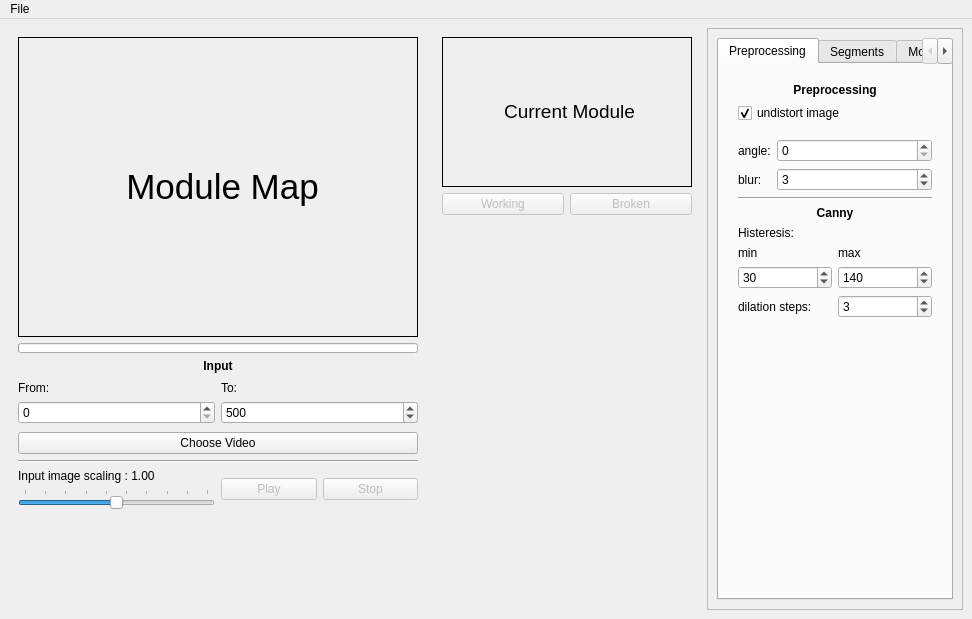
This is gui/design/create_dataset_gui.ui in cdeldon/thermography as Qt 5 draws it before an edit. The edited form follows.
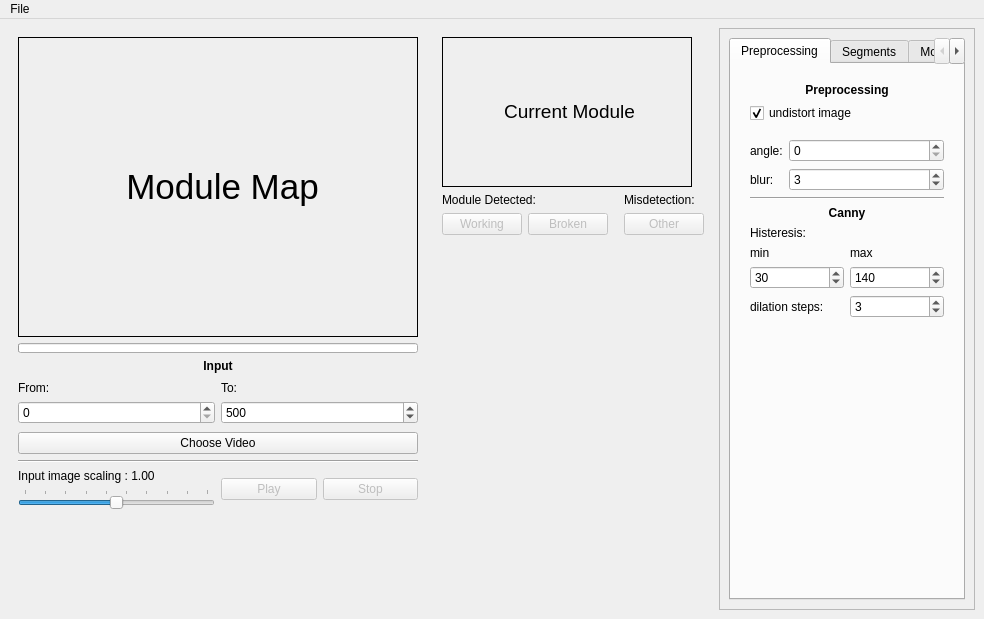
This is the edited form. Icons and pictures are not drawn.

Commit message: Added misdetection button

Diff of the .ui file:
```diff
--- a/gui/design/create_dataset_gui.ui
+++ b/gui/design/create_dataset_gui.ui
@@ -463,6 +463,17 @@
        <item>
         <layout class="QHBoxLayout" name="horizontalLayout">
          <item>
+          <layout class="QVBoxLayout" name="verticalLayout">
+           <item>
+            <widget class="QLabel" name="label_2">
+             <property name="text">
+              <string>Module Detected:</string>
+             </property>
+            </widget>
+           </item>
+           <item>
+            <layout class="QHBoxLayout" name="horizontalLayout_3">
+             <item>
           <widget class="QPushButton" name="module_working_button">
            <property name="enabled">
             <bool>false</bool>
@@ -484,6 +495,34 @@
             <string>Broken</string>
            </property>
           </widget>
+             </item>
+            </layout>
+           </item>
+          </layout>
+         </item>
+         <item>
+          <layout class="QVBoxLayout" name="verticalLayout_6">
+           <property name="leftMargin">
+            <number>10</number>
+           </property>
+           <item>
+            <widget class="QLabel" name="label_3">
+             <property name="text">
+              <string>Misdetection:</string>
+             </property>
+            </widget>
+           </item>
+           <item>
+            <widget class="QPushButton" name="misdetection_button">
+             <property name="enabled">
+              <bool>false</bool>
+             </property>
+             <property name="text">
+              <string>Other</string>
+             </property>
+            </widget>
+           </item>
+          </layout>
          </item>
         </layout>
        </item>
```
Lines whose indentation alone changed are shown as unchanged. The commit also changes 3 other files.
